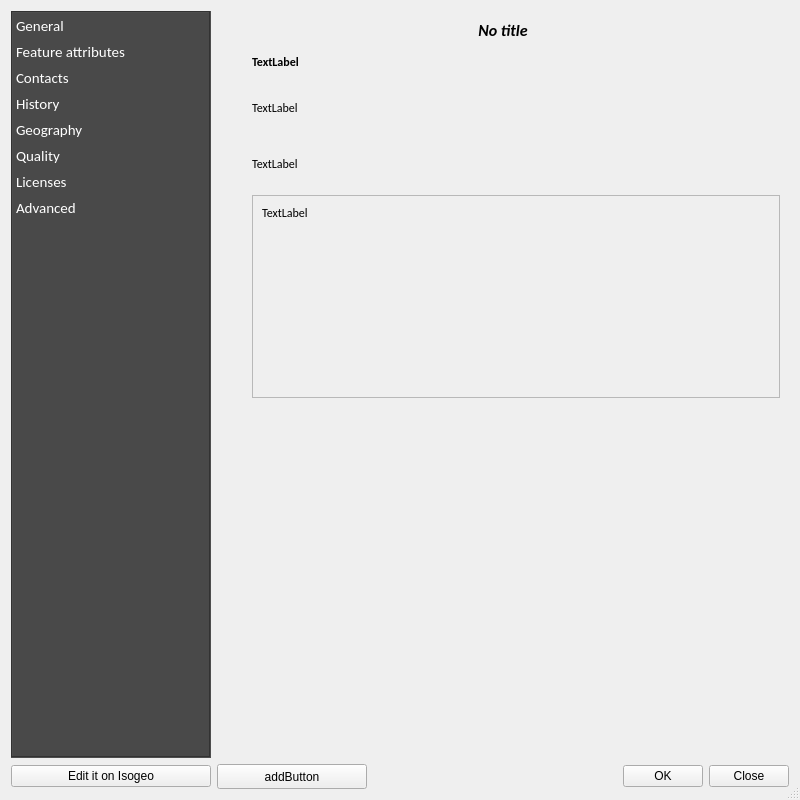
Above: ui/metadata/ui_md_details.ui from isogeo/isogeo-plugin-qgis before the change. Below: the same form after it.
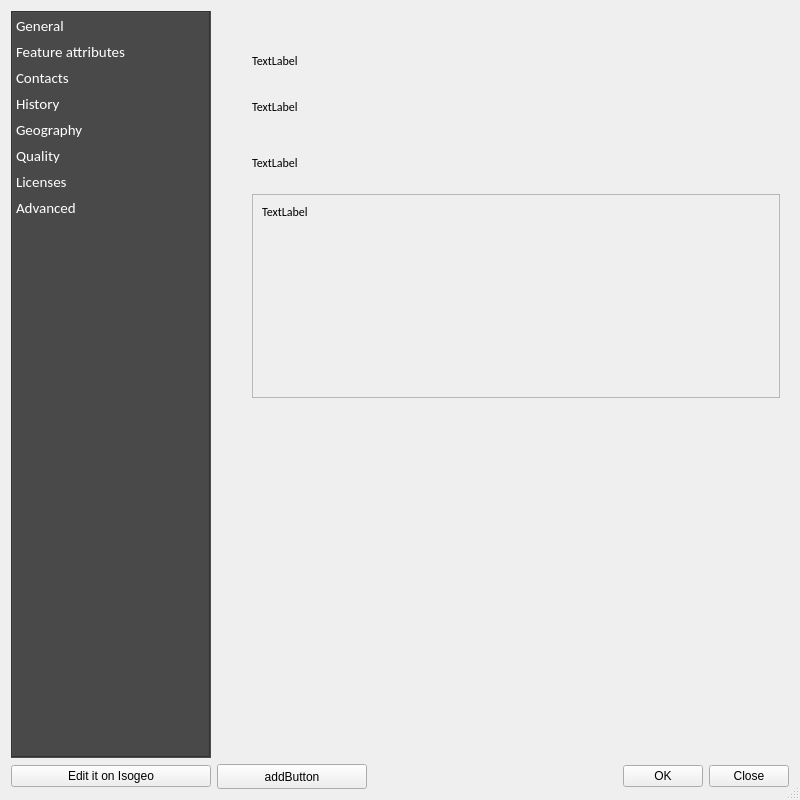
That is the form after the change. The open tabs and pages were chosen to show the change. Icons and pictures are not drawn. Custom widgets are drawn as their Qt base class.

The edit to the form file:
```diff
--- a/ui/metadata/ui_md_details.ui
+++ b/ui/metadata/ui_md_details.ui
@@ -310,12 +310,12 @@
            <property name="font">
             <font>
              <pointsize>12</pointsize>
-             <weight>75</weight>
-             <bold>true</bold>
+             <weight>50</weight>
+             <bold>false</bold>
             </font>
            </property>
            <property name="text">
-            <string>&lt;html&gt;&lt;head/&gt;&lt;body&gt;&lt;p&gt;&lt;span style=&quot; font-style:italic;&quot;&gt;No title&lt;/span&gt;&lt;/p&gt;&lt;/body&gt;&lt;/html&gt;</string>
+            <string/>
            </property>
            <property name="textFormat">
             <enum>Qt::AutoText</enum>
@@ -477,6 +477,12 @@
                <height>50</height>
               </size>
              </property>
+             <property name="font">
+              <font>
+               <weight>50</weight>
+               <bold>false</bold>
+              </font>
+             </property>
              <property name="cursor">
               <cursorShape>IBeamCursor</cursorShape>
              </property>
@@ -536,6 +542,12 @@
                <height>50</height>
               </size>
              </property>
+             <property name="font">
+              <font>
+               <weight>50</weight>
+               <bold>false</bold>
+              </font>
+             </property>
              <property name="cursor">
               <cursorShape>IBeamCursor</cursorShape>
              </property>
@@ -581,8 +593,8 @@
              </property>
              <property name="font">
               <font>
-               <weight>75</weight>
-               <bold>true</bold>
+               <weight>50</weight>
+               <bold>false</bold>
               </font>
              </property>
              <property name="toolTip">
@@ -622,7 +634,7 @@
                 <x>0</x>
                 <y>0</y>
                 <width>516</width>
-                <height>185</height>
+                <height>187</height>
                </rect>
               </property>
               <property name="maximumSize">
@@ -640,6 +652,12 @@
                    <height>100</height>
                   </size>
                  </property>
+                 <property name="font">
+                  <font>
+                   <weight>50</weight>
+                   <bold>false</bold>
+                  </font>
+                 </property>
                  <property name="cursor">
                   <cursorShape>IBeamCursor</cursorShape>
                  </property>
```
Left out of the diff: 22 changed lines with no effect on the pictures.
